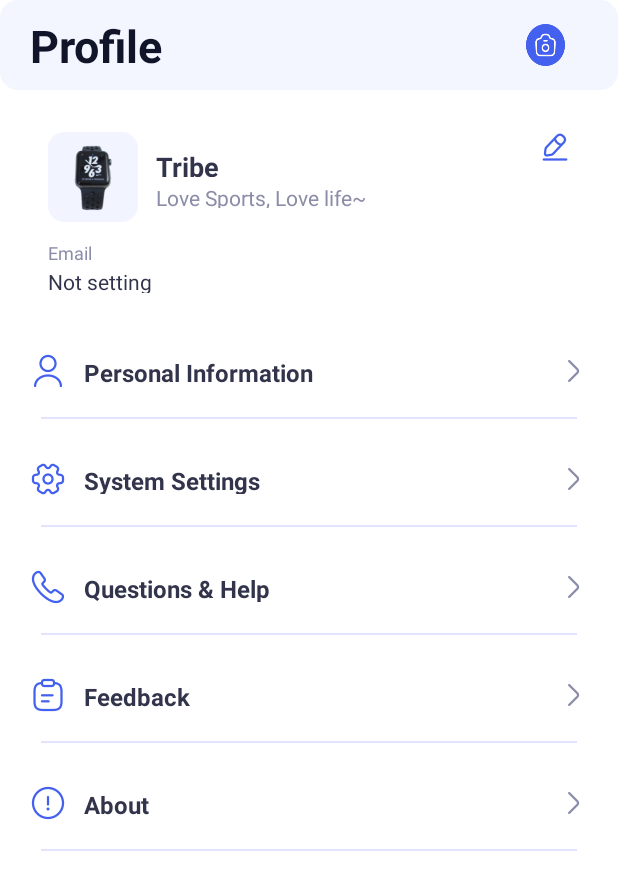
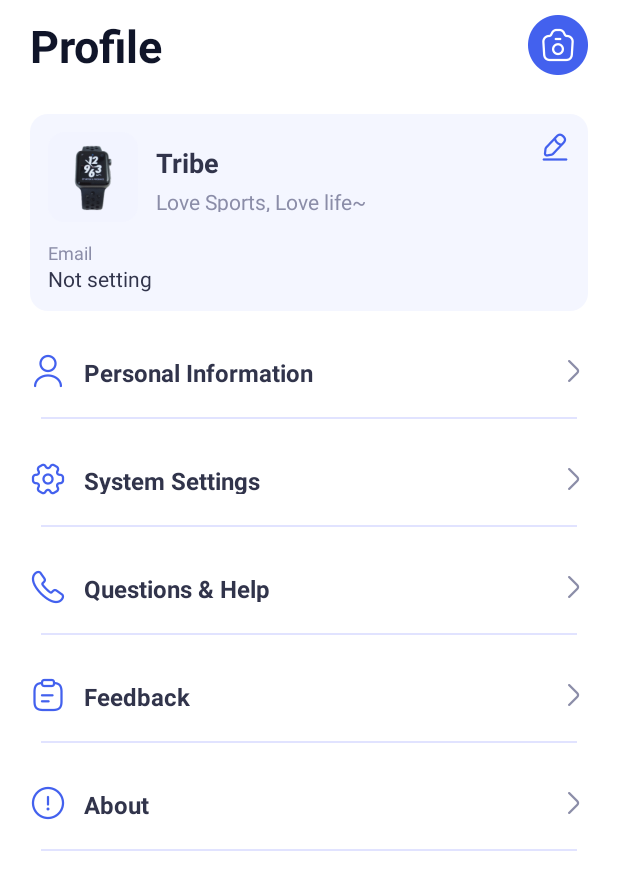
Before and after one commit to dmoney1908/SmartWatch_Android, an Android app: the fragment PersonalFragment shown on its own in the app's theme, on a phone screen of 412 x 824 dp. Shown: the top 890 px of the screen. Run offline under Robolectric (Android 15) with nearby library versions, the phone set to English and light mode, and no system bars; libraries missing offline, so code that uses them is left out: com.zhj.bluetooth; 2 statements that could not run were skipped.

Commit message:
update mine logic

```diff
--- a/app/src/main/AndroidManifest.xml
+++ b/app/src/main/AndroidManifest.xml
@@ -34,7 +34,7 @@
         android:theme="@style/Theme.SmartWatch"
         tools:targetApi="31">
         <activity
-            android:name=".UserDetrailActivity"
+            android:name=".mine.UserDetailActivity"
             android:exported="false">
             <meta-data
                 android:name="android.app.lib_name"
--- a/app/src/main/java/com/linhua/smartwatch/adapter/UserDetailAdapter.kt
+++ b/app/src/main/java/com/linhua/smartwatch/adapter/UserDetailAdapter.kt
@@ -12,8 +12,6 @@ class UserDetailAdapter(data: MutableList<UserItem>?) :
     init {
         addItemType(MultipleEntity.ONE, R.layout.item_userdetail_text)
         addItemType(MultipleEntity.TWO, R.layout.item_userdetail_avatar)
-        addChildClickViewIds(R.id.ib_delete)
-        addChildClickViewIds(R.id.ib_reconnect)
     }
 
     @SuppressLint("ResourceType")
--- a/app/src/main/java/com/linhua/smartwatch/bean/UserItem.kt
+++ b/app/src/main/java/com/linhua/smartwatch/bean/UserItem.kt
@@ -1,10 +1,11 @@
 package com.linhua.smartwatch.bean
 
+import android.graphics.Bitmap
 import android.media.Image
 import com.linhua.smartwatch.entity.MultipleEntity
 
 class UserItem(itemType: Int) : MultipleEntity(itemType) {
     var name = ""
     var detail  = ""
-    var avatar: Image? = null
+    var avatar: Bitmap? = null
 }
--- a/app/src/main/java/com/linhua/smartwatch/fragment/PersonalFragment.kt
+++ b/app/src/main/java/com/linhua/smartwatch/fragment/PersonalFragment.kt
@@ -1,12 +1,14 @@
 package com.linhua.smartwatch.fragment
 
-import android.media.Image
+import android.content.Intent
 import android.view.View
 import android.widget.ImageView
+import android.widget.RelativeLayout
 import android.widget.TextView
 import com.linhua.smartwatch.R
 import com.linhua.smartwatch.base.BaseFragment
 import com.linhua.smartwatch.helper.UserData
+import com.linhua.smartwatch.mine.UserDetailActivity
 import com.linhua.smartwatch.utils.DeviceManager
 import com.zhj.bluetooth.zhjbluetoothsdk.bean.UserBean
 import com.zhj.bluetooth.zhjbluetoothsdk.ble.BleSdkWrapper
@@ -19,8 +21,14 @@ class PersonalFragment: BaseFragment(){
 
     override fun initView(): View? {
         hostView = View.inflate(activity, R.layout.fragment_mine,null)
-        showUserInfo()
-        getUserInfo()
+        hostView!!.findViewById<RelativeLayout>(R.id.rl_info).setOnClickListener {
+            val intent = Intent(this.context, UserDetailActivity::class.java)
+            startActivity(intent)
+        }
+        hostView!!.findViewById<RelativeLayout>(R.id.rl_person_info).setOnClickListener {
+            val intent = Intent(this.context, UserDetailActivity::class.java)
+            startActivity(intent)
+        }
         return hostView
     }
 
@@ -29,6 +37,11 @@ class PersonalFragment: BaseFragment(){
     }
     override fun onListener() {
 
+    }
+
+    override fun onResume() {
+        super.onResume()
+        getUserInfo()
     }
 
     private fun getUserInfo() {
--- a/app/src/main/res/layout/fragment_mine.xml
+++ b/app/src/main/res/layout/fragment_mine.xml
@@ -14,7 +14,6 @@
             android:id="@+id/rl_header"
             android:layout_width="match_parent"
             android:layout_height="60dp"
-            android:background="@drawable/light_corner_shape"
             >
             <TextView
                 android:id="@+id/tv_profile"
@@ -31,11 +30,11 @@
 
             <ImageView
                 android:id="@+id/iv_photo"
-                android:layout_width="26dp"
-                android:layout_height="28dp"
+                android:layout_width="40dp"
+                android:layout_height="40dp"
                 android:layout_alignParentEnd="true"
                 android:layout_centerVertical="true"
-                android:layout_marginEnd="35dp"
+                android:layout_marginEnd="20dp"
                 android:contentDescription="photo"
                 android:scaleType="fitXY"
                 android:src="@drawable/mine_photo"
@@ -48,6 +47,7 @@
             android:layout_marginLeft="20dp"
             android:layout_marginRight="20dp"
             android:layout_height="131dp"
+            android:background="@drawable/light_corner_shape"
             android:layout_marginTop="16dp">
             <ImageView
                 android:id="@+id/iv_avatar"
@@ -60,12 +60,12 @@
             <TextView
                 android:id="@+id/tv_name"
                 android:layout_width="wrap_content"
-                android:layout_height="19dp"
-                android:textSize="18dp"
+                android:layout_height="wrap_content"
+                android:textSize="18sp"
                 android:textStyle="bold"
                 android:layout_marginStart="12dp"
                 android:layout_toEndOf="@+id/iv_avatar"
-                android:layout_marginTop="22.5dp"
+                android:layout_marginTop="20dp"
                 android:textColor="@color/dark"
                 android:gravity="center_vertical|left"
                 android:text="@string/app_name">
@@ -74,7 +74,7 @@
                 android:id="@+id/tv_signature"
                 android:layout_width="match_parent"
                 android:layout_height="16.5dp"
-                android:textSize="14dp"
+                android:textSize="14sp"
                 android:textColor="@color/light_gray"
                 android:textStyle="normal"
                 android:layout_marginStart="12dp"
@@ -103,7 +103,7 @@
                 android:layout_width="match_parent"
                 android:layout_height="14dp"
                 android:layout_marginStart="12dp"
-                android:textSize="12dp"
+                android:textSize="12sp"
                 android:textColor="@color/light_gray"
                 android:layout_marginTop="84dp"
                 android:gravity="center_vertical|left"
@@ -113,9 +113,9 @@
             <TextView
                 android:id="@+id/tv_email_addr"
                 android:layout_width="match_parent"
-                android:layout_height="17dp"
+                android:layout_height="wrap_content"
                 android:layout_marginStart="12dp"
-                android:textSize="14dp"
+                android:textSize="14sp"
                 android:textColor="@color/dark"
                 android:layout_alignParentBottom="true"
                 android:layout_marginEnd="20dp"
--- a/app/src/main/res/layout/item_userdetail_text.xml
+++ b/app/src/main/res/layout/item_userdetail_text.xml
@@ -35,7 +35,7 @@
         android:layout_alignParentEnd="true"
         android:layout_centerVertical="true"
         android:layout_marginEnd="20dp"
-        android:layout_marginStart="20dp"
+        android:layout_marginStart="5dp"
         android:gravity="center_vertical"
         android:src="@drawable/arrow_right"/>
 
```
Also changed, not shown: app/src/main/java/com/linhua/smartwatch/mine/UserDetailActivity.kt (added, +126 -0 lines), app/src/main/java/com/linhua/smartwatch/mine/UserDetrailActivity.kt (deleted, +0 -79 lines), app/src/main/res/layout/activity_user_detail.xml (+30 -3 lines), app/src/main/res/layout/item_userdetail_avatar.xml (+7 -6 lines).
